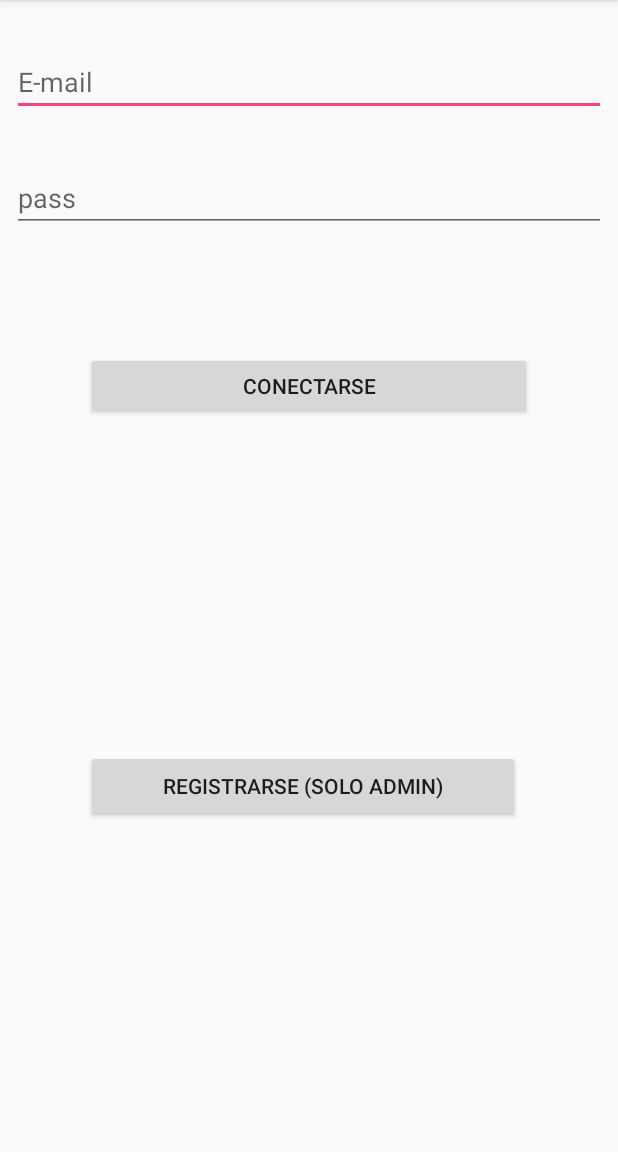
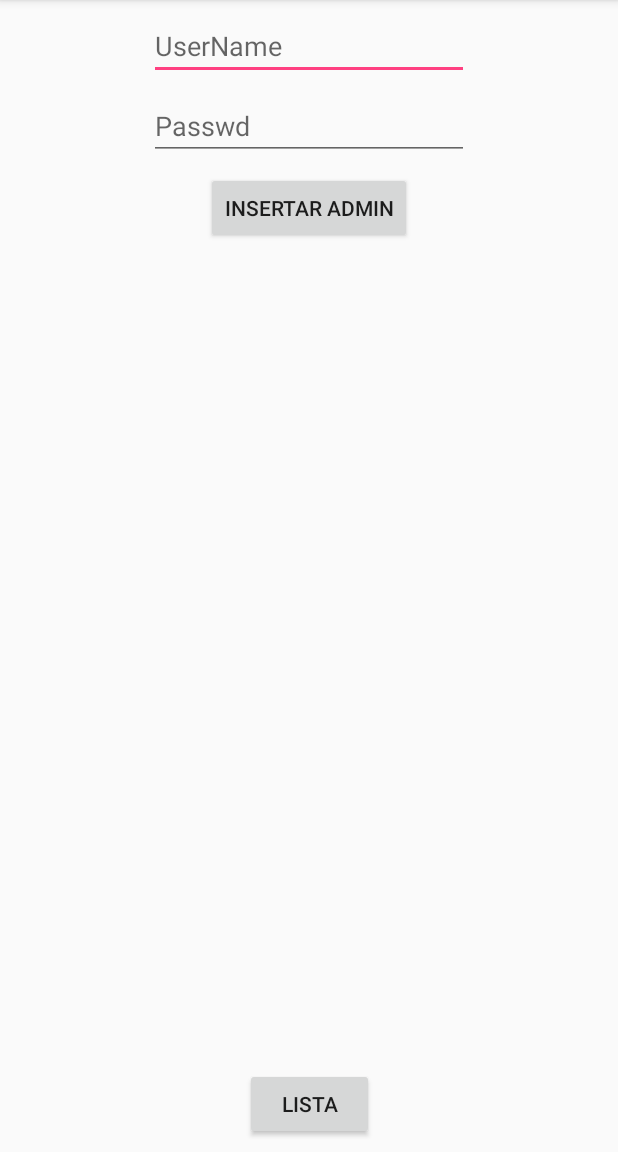
Before and after one commit to AlbertoDamMurgi/ProyectoRetos, an Android app: the screen it shows after launch (LoginActivity before the commit, ActivityInsertarAdmin after it), on a phone screen of 412 x 824 dp, the part 84-1236 px from its top. Run offline under Robolectric (Android 15) with nearby library versions, the phone set to English and light mode, and no system bars; our stand-ins replace Volley.

Commit message:
Boton con descarga de obejos admins

```diff
--- a/app/build.gradle
+++ b/app/build.gradle
@@ -44,6 +44,7 @@ dependencies {
     compile 'com.jakewharton:butterknife:8.8.1'
 
     compile 'com.jakewharton:butterknife:8.8.1'
+
     annotationProcessor 'com.jakewharton:butterknife-compiler:8.8.1'
 
 
--- a/app/src/main/AndroidManifest.xml
+++ b/app/src/main/AndroidManifest.xml
@@ -16,7 +16,7 @@
         android:supportsRtl="true"
         android:theme="@style/AppTheme">
 
-        <activity android:name=".UI.LoginActivity">
+        <activity android:name=".UI.Adm.ActivityInsertarAdmin">
 
             <intent-filter>
                 <action android:name="android.intent.action.MAIN" />
@@ -32,7 +32,7 @@
             android:theme="@style/AppTheme.NoActionBar" />
       <activity android:name=".UI.RegistroActivity" />
       <activity android:name=".UI.MapPrincActivity"></activity>
-     <activity android:name=".UI.Adm.ActivityInsertarAdmin"></activity>
+    <!-- <activity android:name=".UI.Adm.ActivityInsertarAdmin"></activity>-->
     </application>
 
 </manifest>
--- a/app/src/main/java/geogame/proyectoretos/Data/DAOS/AdminDao.java
+++ b/app/src/main/java/geogame/proyectoretos/Data/DAOS/AdminDao.java
@@ -18,7 +18,7 @@ public interface AdminDao {
     @Insert(onConflict = OnConflictStrategy.REPLACE)
     void insertarAdmins(Admin... admin);
 
-    @Query("Select * from admin where nombre = :nombre")
+    @Query("Select * from admin where user_name = :nombre")
     LiveData<Admin> getAdminActual(String nombre);
 
 
--- a/app/src/main/res/layout/activity_insertar_admin.xml
+++ b/app/src/main/res/layout/activity_insertar_admin.xml
@@ -46,4 +46,16 @@
         app:layout_constraintStart_toStartOf="parent"
         app:layout_constraintTop_toBottomOf="@+id/txt_passwd" />
 
+    <Button
+        android:id="@+id/bt_listar"
+        android:layout_width="86dp"
+        android:layout_height="wrap_content"
+        android:layout_marginBottom="8dp"
+        android:layout_marginEnd="8dp"
+        android:layout_marginStart="8dp"
+        android:text="Lista"
+        app:layout_constraintBottom_toBottomOf="parent"
+        app:layout_constraintEnd_toEndOf="parent"
+        app:layout_constraintStart_toStartOf="parent" />
+
 </android.support.constraint.ConstraintLayout>
```
Also changed, not shown: app/src/main/java/geogame/proyectoretos/UI/Adm/ActivityInsertarAdmin.java (+45 -0 lines).
